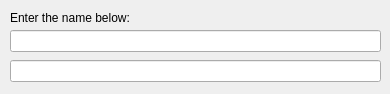
The window that HelloForm.ui (kaneda75/MatchingArtImages) describes before a commit, drawn with Qt 5.
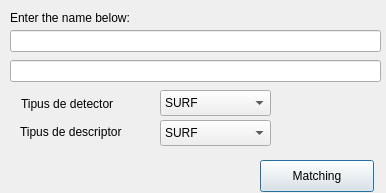
The same window after the commit.

The edit to the form file:
```diff
--- a/HelloForm.ui
+++ b/HelloForm.ui
@@ -6,8 +6,8 @@
    <rect>
     <x>0</x>
     <y>0</y>
-    <width>390</width>
-    <height>94</height>
+    <width>386</width>
+    <height>193</height>
    </rect>
   </property>
   <property name="windowTitle">
@@ -46,6 +46,85 @@
     <string>Enter the name below:</string>
    </property>
   </widget>
+  <widget class="QComboBox" name="comboBoxDetectorType">
+   <property name="geometry">
+    <rect>
+     <x>160</x>
+     <y>90</y>
+     <width>111</width>
+     <height>26</height>
+    </rect>
+   </property>
+   <item>
+    <property name="text">
+     <string>SURF</string>
+    </property>
+   </item>
+   <item>
+    <property name="text">
+     <string>SIFT</string>
+    </property>
+   </item>
+  </widget>
+  <widget class="QComboBox" name="comboBoxDescriptorType">
+   <property name="geometry">
+    <rect>
+     <x>160</x>
+     <y>120</y>
+     <width>111</width>
+     <height>26</height>
+    </rect>
+   </property>
+   <item>
+    <property name="text">
+     <string>SURF</string>
+    </property>
+   </item>
+   <item>
+    <property name="text">
+     <string>SIFT</string>
+    </property>
+   </item>
+  </widget>
+  <widget class="QLabel" name="label_2">
+   <property name="geometry">
+    <rect>
+     <x>21</x>
+     <y>96</y>
+     <width>141</width>
+     <height>16</height>
+    </rect>
+   </property>
+   <property name="text">
+    <string>Tipus de detector</string>
+   </property>
+  </widget>
+  <widget class="QLabel" name="label_3">
+   <property name="geometry">
+    <rect>
+     <x>20</x>
+     <y>122</y>
+     <width>141</width>
+     <height>20</height>
+    </rect>
+   </property>
+   <property name="text">
+    <string>Tipus de descriptor</string>
+   </property>
+  </widget>
+  <widget class="QPushButton" name="pushButton">
+   <property name="geometry">
+    <rect>
+     <x>260</x>
+     <y>160</y>
+     <width>114</width>
+     <height>32</height>
+    </rect>
+   </property>
+   <property name="text">
+    <string>Matching</string>
+   </property>
+  </widget>
  </widget>
  <resources/>
  <connections/>
```
